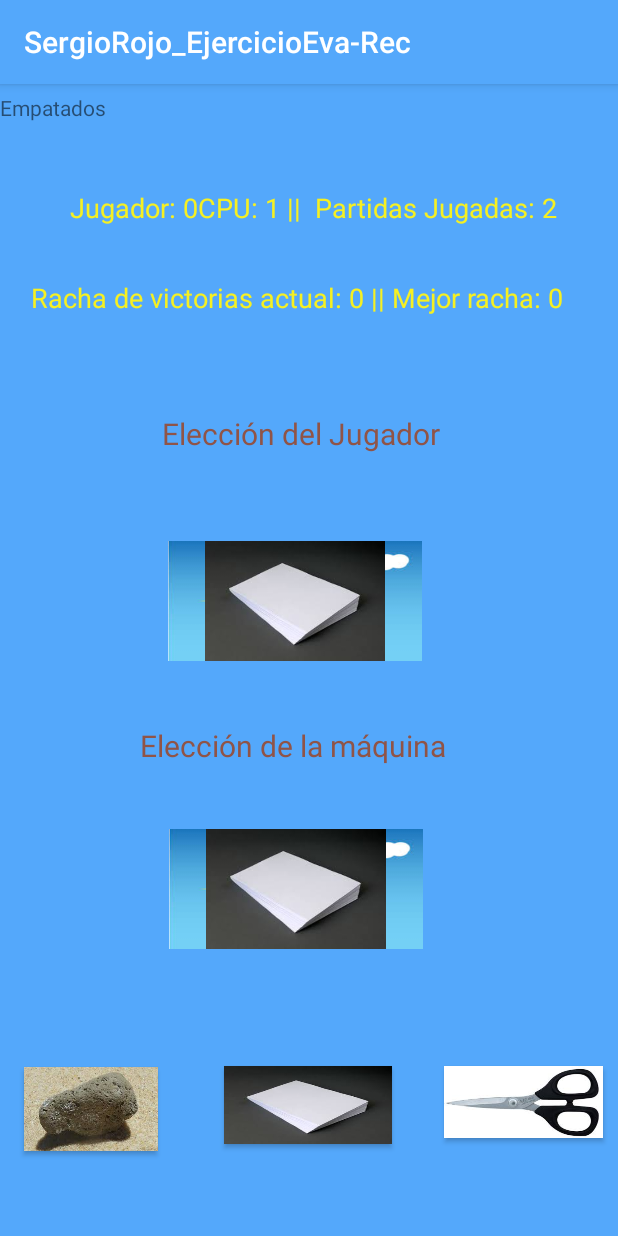
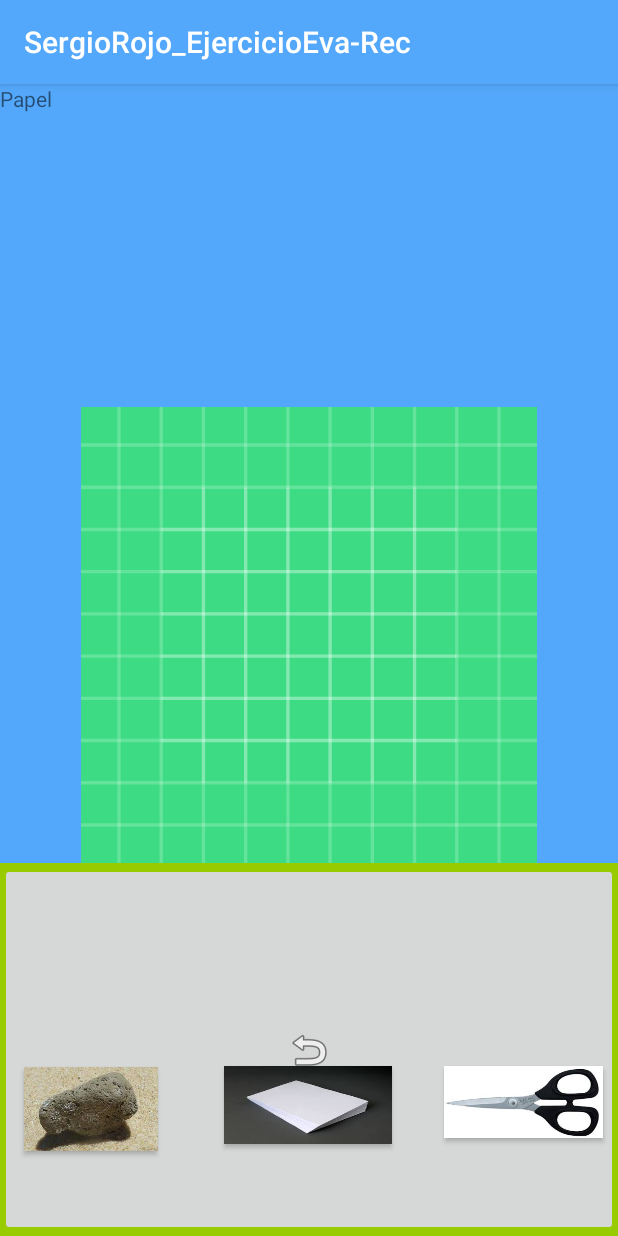
Before and after one commit to SergioRojo94/SergioRojo_EjercicioEva-Rec, an Android app: the MainActivityNinio screen opened directly, with no data from a screen before it, after a tap on an icon or button, on a phone screen of 412 x 824 dp. Run offline under Robolectric (Android 15) with nearby library versions, the phone set to English and light mode, and no system bars; Roboto replaces fonts that are not available here; 1 other tap on this screen came first.

Commit message:
Implemented fragment, sounds, btn back fragment to activity

```diff
--- a/app/src/main/java/com/example/sergiorojo_ejercicioeva_rec/FragmentResultado.java
+++ b/app/src/main/java/com/example/sergiorojo_ejercicioeva_rec/FragmentResultado.java
@@ -1,26 +1,149 @@
 package com.example.sergiorojo_ejercicioeva_rec;
 
+import android.animation.ObjectAnimator;
+import android.annotation.SuppressLint;
+import android.media.MediaPlayer;
+import android.media.SoundPool;
 import android.os.Bundle;
 
-import androidx.fragment.app.Fragment;
+import androidx.annotation.Nullable;
+import android.app.Fragment;
 
 import android.view.LayoutInflater;
 import android.view.View;
 import android.view.ViewGroup;
+import android.widget.Button;
+import android.widget.ImageButton;
+import android.widget.ImageView;
 import android.widget.TextView;
 
+/**
+ * Clase Java del fragmento
+ * @author Sergio Rojo
+ * @version 1.0
+ */
+public class FragmentResultado extends Fragment {
 
-public class FragmentResultado extends Fragment {
-TextView texto;
+
+    //Soporte para las animaciones
+    public ObjectAnimator animatorVictoria;
+    public ObjectAnimator animatorDerrota;
+    public ObjectAnimator animatorEmpate;
+
+    private static final String DIBUJO = "dibujo";
+    ImageView imageFragment;
+    TextView texto;
+    String dibujo;
+    Fragment frag;
+    ImageButton btnVolver;
+
+
+    int sonidoPapel, sonidoPiedra, sonidoTijeras;
+    SoundPool tonos;
+
+    MediaPlayer mppiedra;
+    MediaPlayer mppapel;
+    MediaPlayer mptijeras;
+
+
+@Override
+public void onCreate(@Nullable Bundle savedInstanceState) {
+    super.onCreate(savedInstanceState);
+    dibujo = getArguments().getString(DIBUJO);
+}
+   // @SuppressLint("WrongViewCast")
     @Override
     public View onCreateView(LayoutInflater inflater, ViewGroup container,
                              Bundle savedInstanceState) {
+
        View vista = inflater.inflate(R.layout.fragment_resultado, container, false);
+        imageFragment=vista.findViewById(R.id.imageFragment);
         texto = vista.findViewById(R.id.textView);
+        frag = this;
+        btnVolver =(ImageButton)vista.findViewById(R.id.btnVolver);
+        MostrarDatos(dibujo);
+        ColocarResultado(dibujo);
+
+        //sonidos
+      /* SoundPool.Builder constructor = new SoundPool.Builder();
+        constructor.setMaxStreams(3);
+        tonos = constructor.build();
+
+        sonidoPapel = tonos.load(vista.getContext(), sonidoPapel, 1);
+        sonidoPiedra = tonos.load(vista.getContext(), sonidoPiedra, 1);
+        sonidoTijeras = tonos.load(vista.getContext(), sonidoTijeras, 1);*/
+
+        mppapel = MediaPlayer.create(vista.getContext(),R.raw.sonidopapel);
+        mppiedra = MediaPlayer.create(vista.getContext(),R.raw.sonidopiedra);
+        mptijeras = MediaPlayer.create(vista.getContext(),R.raw.sonidotijeras);
+
+        mppiedra.start();
+        mppapel.start();
+        mptijeras.start();
+
+
+
+
+        btnVolver.setOnClickListener(new View.OnClickListener() {
+            @Override
+            public void onClick(View v) {
+                MainActivityNinio.frgManager.beginTransaction().remove(frag).commit();
+            }
+        });
+
         return vista;
     }
 
+    /*@Override
+    public View onCreateView(LayoutInflater inflater, ViewGroup container,
+                             Bundle savedInstanceState) {
+        // Inflate the layout for this fragment
+        View view =  inflater.inflate(R.layout.fragment_resultado, container, false);
+
+        imgBtnOk = view.findViewById(R.id.imgBtnOk);
+        f = this;
+
+         imgBtnOk.setOnClickListener(new View.OnClickListener() {
+            @Override
+            public void onClick(View v) {
+                JuegoActivity.frgManager.beginTransaction().remove(f).commit();
+            }
+        });
+
+         return view;
+    }*/
+
+    public static FragmentResultado newInstance(String param1) {
+        FragmentResultado fragment = new FragmentResultado();
+        Bundle args = new Bundle();
+        args.putString(DIBUJO, param1);
+        fragment.setArguments(args);
+        return fragment;
+    }
+    /**
+     * Muestra el resultado del juego en forma de String
+     * @param datos
+     */
     public void MostrarDatos(String datos){
         texto.setText(datos);
     }
+
+    /**
+     *
+     * @param resul
+     */
+    public void ColocarResultado(String resul){
+        switch (resul){
+            case "Has ganado":
+                imageFragment.setImageResource(R.drawable.victoria);
+                break;
+            case "Has perdido":
+                imageFragment.setImageResource(R.drawable.derrota);
+                break;
+            case "Empate":
+                imageFragment.setImageResource(R.drawable.empate);
+                break;
+        }
+
+    }
 }
--- a/app/src/main/java/com/example/sergiorojo_ejercicioeva_rec/MainActivity1.java
+++ b/app/src/main/java/com/example/sergiorojo_ejercicioeva_rec/MainActivity1.java
@@ -7,6 +7,10 @@ import android.os.Bundle;
 import android.view.View;
 import android.widget.ImageButton;
 
+/**
+ * @author Sergio Rojo
+ * @version
+ */
 public class MainActivity1 extends AppCompatActivity {
 
     ImageButton btnNinio;
@@ -18,6 +22,7 @@ public class MainActivity1 extends AppCompatActivity {
 
         btnNinia=(ImageButton) findViewById(R.id.ibtnNinia);
         btnNinio=(ImageButton) findViewById(R.id.ibtnNinio);
+
 
         //método selección niña, lleva a activity_ninia
         btnNinia.setOnClickListener(new View.OnClickListener() {
--- a/app/src/main/java/com/example/sergiorojo_ejercicioeva_rec/MainActivityNinio.java
+++ b/app/src/main/java/com/example/sergiorojo_ejercicioeva_rec/MainActivityNinio.java
@@ -1,16 +1,28 @@
 package com.example.sergiorojo_ejercicioeva_rec;
 
 import androidx.appcompat.app.AppCompatActivity;
+import android.app.Fragment;
+import android.app.FragmentTransaction;
 
+import android.animation.ObjectAnimator;
+import android.app.FragmentManager;
+import android.media.MediaPlayer;
+import android.media.SoundPool;
 import android.os.Bundle;
 import android.view.View;
+import android.view.animation.Animation;
+import android.view.animation.AnimationUtils;
 import android.widget.Button;
 import android.widget.ImageView;
 import android.widget.TextView;
-import android.widget.Toast;
 
 import java.util.Random;
 
+/**
+ * Actividad donde se juega
+ * @author Sergio Rojo
+ * @version 1.0
+ */
 public class MainActivityNinio extends AppCompatActivity {
 
     Button btnPiedra, btnPapel, btnTijera;
@@ -23,6 +35,7 @@ public class MainActivityNinio extends AppCompatActivity {
     int mejorRacha=0;
     boolean victoria = false;
 
+    public static FragmentManager frgManager;
 
     @Override
     protected void onCreate(Bundle savedInstanceState) {
@@ -39,7 +52,12 @@ public class MainActivityNinio extends AppCompatActivity {
         ImgJugador=(ImageView)findViewById(R.id.ImgJugador);
         ImgCPU=(ImageView)findViewById(R.id.ImgCPU);
 
-        //método selección piedra
+
+
+        /**
+         * método void onClick para la piedra
+         *
+         */
         btnPiedra.setOnClickListener(new View.OnClickListener() {
             @Override
             public void onClick(View v) {
@@ -48,10 +66,14 @@ public class MainActivityNinio extends AppCompatActivity {
                 //Toast.makeText(MainActivityNinio.this,mensaje,Toast.LENGTH_SHORT).show();
                 txtMarcador.setText("Jugador: "+Integer.toString(JugadorPuntuacion)+"CPU: "+Integer.toString(CPUPuntuacion) + " ||  Partidas Jugadas: " +Integer.toString(partidasJugadas));
                 txtMarcador2.setText("Racha de victorias actual: " +Integer.toString(rachaVictoria)+ " || Mejor racha: "+Integer.toString(mejorRacha));
+
             }
         });
 
-        //método selección papel
+        /**
+         * método void onClick para la papel
+         *
+         */
         btnPapel.setOnClickListener(new View.OnClickListener() {
             @Override
             public void onClick(View v) {
@@ -60,10 +82,14 @@ public class MainActivityNinio extends AppCompatActivity {
                // Toast.makeText(MainActivityNinio.this,mensaje,Toast.LENGTH_SHORT).show();
                 txtMarcador.setText("Jugador: "+Integer.toString(JugadorPuntuacion)+"CPU: "+Integer.toString(CPUPuntuacion) + " ||  Partidas Jugadas: " +Integer.toString(partidasJugadas));
                 txtMarcador2.setText("Racha de victorias actual: " +Integer.toString(rachaVictoria)+ " || Mejor racha: "+Integer.toString(mejorRacha));
+
             }
         });
 
-        //método selección tijera
+        /**
+         * método void onClick para la tijera
+         *
+         */
         btnTijera.setOnClickListener(new View.OnClickListener() {
             @Override
             public void onClick(View v) {
@@ -72,15 +98,32 @@ public class MainActivityNinio extends AppCompatActivity {
                 //Toast.makeText(MainActivityNinio.this,mensaje,Toast.LENGTH_SHORT).show();
                 txtMarcador.setText("Jugador: "+Integer.toString(JugadorPuntuacion)+"CPU: "+Integer.toString(CPUPuntuacion) + " ||  Partidas Jugadas: " +Integer.toString(partidasJugadas));
                 txtMarcador2.setText("Racha de victorias actual: " +Integer.toString(rachaVictoria)+ " || Mejor racha: "+Integer.toString(mejorRacha));
+
             }
         });
 
     }
+
+    /**
+     * Método de control dle juego, instanciamos los componentes y asociamos los botones que pulsa a un String (piedra, papel, tijera)
+     *Contiene else-if calculando todas las posibilidades de resultado (9 en este caso).  Vamos incrementando el número de derrotas y victorias, así como el número de victorias de la CPU
+     * El fragmento declarado como resultado llama a los métodos 'Mostrartexto' y 'ColocarResultados', donde se les pasa como parámetro un String "texto" con el resultado
+     *
+     * @param elegido
+     * @return String texto
+     */
     public String turno (String elegido){
         String dispositivo_seleccion="";
         Random r = new Random();
-        FragmentResultado resultado = (FragmentResultado) getSupportFragmentManager().findFragmentById(R.id.fragmentResult);
+        //FragmentResultado resultado = (FragmentResultado) getSupportFragmentManager().findFragmentById(R.id.fragmentResult);
+        FragmentResultado resultado = new FragmentResultado().newInstance(elegido);
+        frgManager = getFragmentManager();
+        FragmentTransaction t = frgManager.beginTransaction();
+        t.add(R.id.layoutid, resultado);
+        t.commit();
         String texto;
+        Animation animacion = AnimationUtils.loadAnimation(this,R.anim.animacion);
+        ImgJugador.startAnimation(animacion);
 
         int dispos_numero=r.nextInt(3) + 1; //3 es es el número de imágenes, el 1 es para aleatorio.
 
@@ -110,34 +153,33 @@ public class MainActivityNinio extends AppCompatActivity {
             if (dispositivo_seleccion==elegido){
                 partidasJugadas++;
                 rachaVictoria=0;
-                texto= "Empatados";
-                resultado.MostrarDatos(texto);
+                texto= "Empate";
+
                 return texto;
-
             }
             else if (elegido=="Piedra"&&dispositivo_seleccion=="Tijeras"){
                 partidasJugadas++;
                 JugadorPuntuacion++;
                 rachaVictoria++;
                 victoria(rachaVictoria);
-                texto = "Piedra gana a tijera. HAS GANADO.";
-                resultado.MostrarDatos(texto);
+                texto= "Has ganado";
+
                 return texto;
             }
             else if (elegido=="Piedra"&&dispositivo_seleccion=="Papel"){
                 partidasJugadas++;
                 CPUPuntuacion++;
                 rachaVictoria=0;
-                texto= "Papel gana a piedra. HAS PERDIDO.";
-                resultado.MostrarDatos(texto);
+                texto= "Has perdido";
+
                 return texto;
             }
             else if (elegido=="Tijeras"&&dispositivo_seleccion=="Piedra"){
                 partidasJugadas++;
                 CPUPuntuacion++;
                 rachaVictoria=0;
-                texto= "Piedra gana a tijera. HAS PERDIDO.";
-                resultado.MostrarDatos(texto);
+                texto= "Has perdido";
+
                 return texto;
             }
             else if (elegido=="Tijeras"&&dispositivo_seleccion=="Papel"){
@@ -145,8 +187,8 @@ public class MainActivityNinio extends AppCompatActivity {
                 JugadorPuntuacion++;
                 rachaVictoria++;
                 victoria(rachaVictoria);
-                texto= "Tijeras gana a papel. HAS Ganado.";
-                resultado.MostrarDatos(texto);
+                texto= "Has ganado";
+
                 return texto;
             }
             else if (elegido=="Papel"&&dispositivo_seleccion=="Piedra"){
@@ -154,25 +196,42 @@ public class MainActivityNinio extends AppCompatActivity {
                 JugadorPuntuacion++;
                 rachaVictoria++;
                 victoria(rachaVictoria);
-                texto= "Papel gana a piedra. HAS GANADO.";
-                resultado.MostrarDatos(texto);
+                texto= "Has ganado";
+
                 return texto;
             }
             else if (elegido=="Papel"&&dispositivo_seleccion=="Tijeras"){
                 partidasJugadas++;
                 CPUPuntuacion++;
                 rachaVictoria=0;
-                texto= "Tijeras gana a papel. HAS PERDIDO.";
-                resultado.MostrarDatos(texto);
+                texto= "Has perdido";
+
                 return texto;
             }
     else texto="El dispositivo está eligiendo";
-        resultado.MostrarDatos(texto);
+
         return texto;
     }
+
+
+
+    /**
+     * metodo que checkea la mejor racha, le pasamos como parámetro la racha de victoria actual y en caso de que sea mayor ésta pasar a aser la mejor racha
+     * @param v
+     */
     public void victoria(int v){
         if (v > mejorRacha){
             mejorRacha=v;
         }
     }
+
+   /* public void resultadoFinal(){
+        FragmentResultado fragment = new FragmentResultado();
+        resultado = getFragmentManager();
+        FragmentTransaction t = frgManager.beginTransaction();
+        t.add(R.id.activity_main,fragment);
+        t.commit();
+    }*/
+
+
 }
--- a/app/src/main/res/layout/activity_main.xml
+++ b/app/src/main/res/layout/activity_main.xml
@@ -5,7 +5,8 @@
     android:layout_width="match_parent"
     android:layout_height="match_parent"
     tools:context=".MainActivityNinio"
-    android:orientation="vertical">
+    android:orientation="vertical"
+    android:id="@+id/layoutid">
 
     <TextView
         style="@style/titulo2"
@@ -95,6 +96,7 @@
         android:layout_height="56dp"
         android:layout_below="@id/txtMarcador"
         android:background="@drawable/piedra"
+        android:onClick="Piedra"
         app:layout_constraintBottom_toBottomOf="parent"
         app:layout_constraintEnd_toEndOf="parent"
         app:layout_constraintHorizontal_bias="0.049"
@@ -108,6 +110,7 @@
         android:layout_height="52dp"
         android:layout_below="@id/txtMarcador"
         android:background="@drawable/papel"
+        android:onClick="Papel"
         app:layout_constraintBottom_toBottomOf="parent"
         app:layout_constraintEnd_toEndOf="parent"
         app:layout_constraintHorizontal_bias="0.498"
@@ -121,6 +124,7 @@
         android:layout_height="48dp"
         android:layout_below="@id/txtMarcador"
         android:background="@drawable/tijeras"
+        android:onClick="Tijeras"
         app:layout_constraintBottom_toBottomOf="parent"
         app:layout_constraintEnd_toEndOf="parent"
         app:layout_constraintHorizontal_bias="0.967"
@@ -128,15 +132,6 @@
         app:layout_constraintTop_toTopOf="parent"
         app:layout_constraintVertical_bias="0.909" />
 
-    <fragment
-        android:id="@+id/fragmentResult"
-        android:name="com.example.sergiorojo_ejercicioeva_rec.FragmentResultado"
-        android:layout_width="411dp"
-        android:layout_height="23dp"
-        app:layout_constraintBottom_toBottomOf="parent"
-        app:layout_constraintStart_toStartOf="parent"
-        app:layout_constraintTop_toTopOf="parent"
-        app:layout_constraintVertical_bias="0.008" />
 
 
 
--- a/app/src/main/res/layout/fragment_resultado.xml
+++ b/app/src/main/res/layout/fragment_resultado.xml
@@ -1,31 +1,38 @@
 <?xml version="1.0" encoding="utf-8"?>
 <LinearLayout xmlns:android="http://schemas.android.com/apk/res/android"
+    xmlns:app="http://schemas.android.com/apk/res-auto"
     xmlns:tools="http://schemas.android.com/tools"
     android:layout_width="match_parent"
-    android:layout_height="wrap_content"
+    android:layout_height="match_parent"
     android:orientation="vertical"
     android:background="@android:color/holo_green_light"
     tools:context=".FragmentResultado"
+    android:id="@+id/fragmentResult"
     android:layout_gravity="center_horizontal">
 
-
-    <LinearLayout
-        android:layout_width="match_parent"
-        android:layout_height="wrap_content"
-        android:orientation="horizontal"
-        android:gravity="center_horizontal"
-        >
 
         <!-- TODO: Update blank fragment layout -->
 
         <TextView
             android:id="@+id/textView"
-            android:layout_width="wrap_content"
-            android:layout_height="728dp"
+            android:layout_width="match_parent"
+            android:layout_height="wrap_content"
             android:layout_weight="1"
             android:text="TextView" />
-    </LinearLayout>
 
+        <ImageView
+            android:id="@+id/imageFragment"
+            android:layout_width="match_parent"
+            android:layout_height="wrap_content"
+            android:layout_weight="1"
+            android:src="@drawable/ic_launcher_background" />
+
+        <ImageButton
+            android:id="@+id/btnVolver"
+            android:layout_width="match_parent"
+            android:layout_height="wrap_content"
+            android:layout_weight="1"
+            android:src="@android:drawable/ic_menu_revert" />
 
 
 </LinearLayout>
--- /dev/null
+++ b/app/src/main/res/values/sonidoPapel.xml
@@ -0,0 +1,2 @@
+<?xml version="1.0" encoding="utf-8"?>
+<resources></resources>
```
Also changed, not shown: app/src/main/res/anim/animacion.xml (added, +16 -0 lines), 6 other files.
